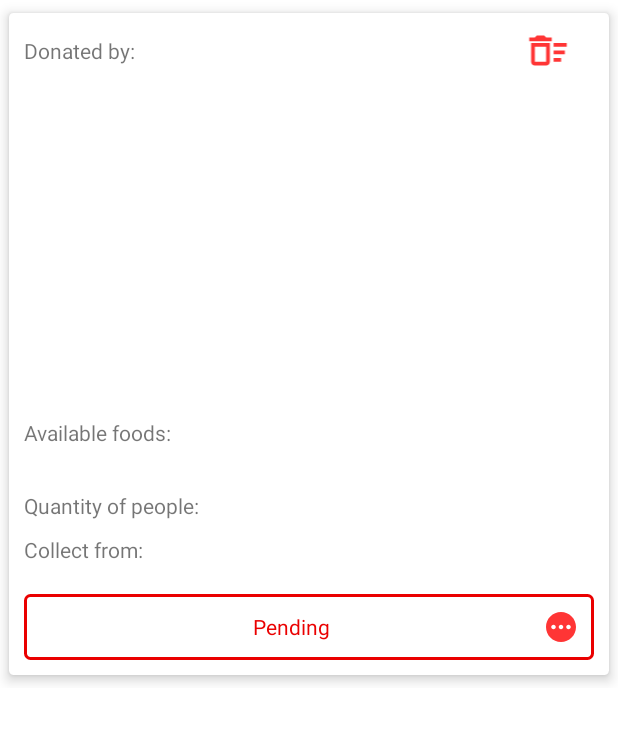
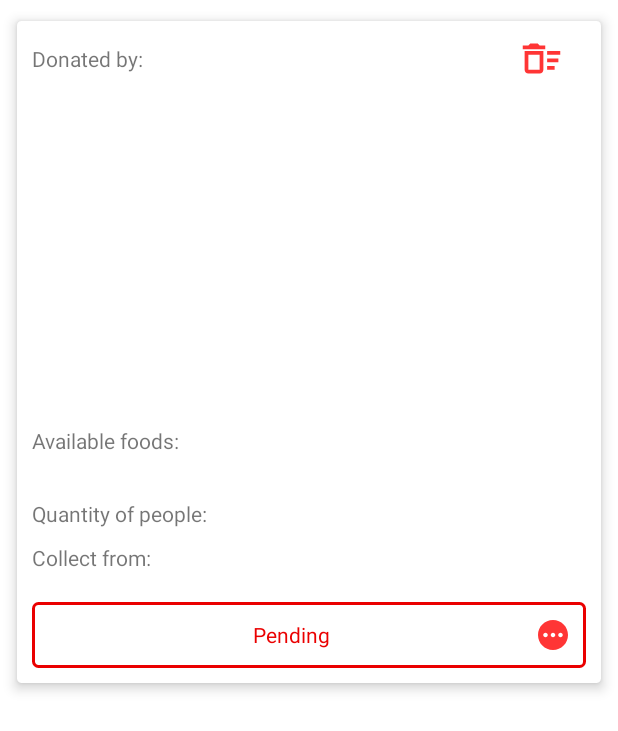
Before and after one commit to RedwanSharafatKabir/DonateUs, an Android app: the layout donation_list_adapter.xml on its own in the app's theme, with its tools: preview values and no code run, on a phone screen of 412 x 824 dp. Shown: the top 731 px of the screen. Run offline under Robolectric (Android 15) with nearby library versions, the phone set to English and light mode, and no system bars; plain views replace RoundedImageView.

Commit message:
UI updated

```diff
--- a/app/src/main/res/layout/donation_list_adapter.xml
+++ b/app/src/main/res/layout/donation_list_adapter.xml
@@ -11,7 +11,8 @@
         android:layout_height="wrap_content"
         app:cardElevation="5dp"
         app:cardCornerRadius="3dp"
-        app:cardUseCompatPadding="true">
+        app:cardUseCompatPadding="true"
+        android:layout_margin="5dp">
 
         <LinearLayout
             android:layout_width="match_parent"
```
